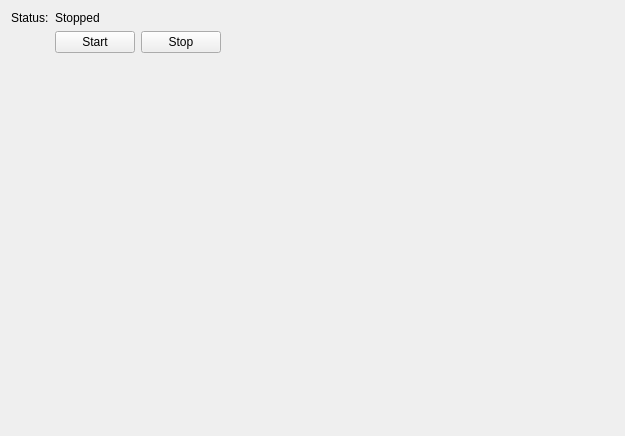
Old version of the form src/rsscast/ui/widget/serverwidget.ui in the repository anetczuk/rsscast.
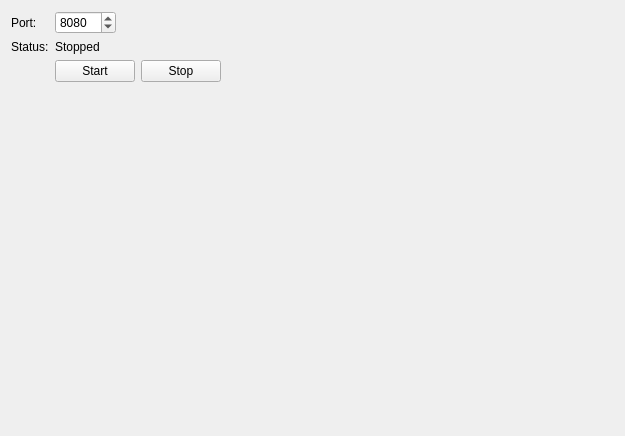
New version of the form.

Commit message: Add port field

Patch:
```diff
--- a/src/rsscast/ui/widget/serverwidget.ui
+++ b/src/rsscast/ui/widget/serverwidget.ui
@@ -14,21 +14,21 @@
    <string>Server</string>
   </property>
   <layout class="QFormLayout" name="formLayout">
-   <item row="0" column="0">
+   <item row="1" column="0">
     <widget class="QLabel" name="label">
      <property name="text">
       <string>Status:</string>
      </property>
     </widget>
    </item>
-   <item row="0" column="1">
+   <item row="1" column="1">
     <widget class="QLabel" name="statusLabel">
      <property name="text">
       <string>Stopped</string>
      </property>
     </widget>
    </item>
-   <item row="1" column="1">
+   <item row="2" column="1">
     <layout class="QHBoxLayout" name="horizontalLayout">
      <item>
       <widget class="QPushButton" name="startPB">
@@ -59,6 +59,43 @@
      </item>
     </layout>
    </item>
+   <item row="0" column="0">
+    <widget class="QLabel" name="label_2">
+     <property name="text">
+      <string>Port:</string>
+     </property>
+    </widget>
+   </item>
+   <item row="0" column="1">
+    <layout class="QHBoxLayout" name="horizontalLayout_2">
+     <item>
+      <widget class="QSpinBox" name="portSB">
+       <property name="minimum">
+        <number>1</number>
+       </property>
+       <property name="maximum">
+        <number>65536</number>
+       </property>
+       <property name="value">
+        <number>8080</number>
+       </property>
+      </widget>
+     </item>
+     <item>
+      <spacer name="horizontalSpacer_2">
+       <property name="orientation">
+        <enum>Qt::Horizontal</enum>
+       </property>
+       <property name="sizeHint" stdset="0">
+        <size>
+         <width>40</width>
+         <height>20</height>
+        </size>
+       </property>
+      </spacer>
+     </item>
+    </layout>
+   </item>
   </layout>
  </widget>
  <resources/>
```
The commit also changes 2 other files.
